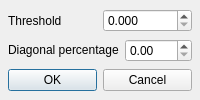
Old version of the form src/meshlabplugins/meshfilter/detacher.ui in the repository cnr-isti-vclab/meshlab.
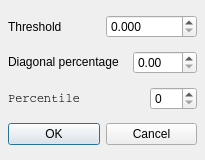
New version of the form. Icons and pictures are not drawn.

Commit message: Implemented percentile for detucher's dialog

What changed in the file:
```diff
--- a/src/meshlabplugins/meshfilter/detacher.ui
+++ b/src/meshlabplugins/meshfilter/detacher.ui
@@ -8,8 +8,8 @@
    <rect>
     <x>0</x>
     <y>0</y>
-    <width>200</width>
-    <height>100</height>
+    <width>205</width>
+    <height>160</height>
    </rect>
   </property>
   <property name="sizePolicy" >
@@ -22,8 +22,8 @@
   </property>
   <property name="minimumSize" >
    <size>
-    <width>200</width>
-    <height>100</height>
+    <width>16</width>
+    <height>16</height>
    </size>
   </property>
   <property name="windowTitle" >
@@ -39,6 +39,83 @@
    <property name="spacing" >
     <number>6</number>
    </property>
+   <item row="2" column="0" >
+    <layout class="QHBoxLayout" >
+     <property name="margin" >
+      <number>0</number>
+     </property>
+     <property name="spacing" >
+      <number>6</number>
+     </property>
+     <item>
+      <widget class="QLabel" name="label_2" >
+       <property name="text" >
+        <string>&lt;html>&lt;head>&lt;meta name=&quot;qrichtext&quot; content=&quot;1&quot; />&lt;/head>&lt;body style=&quot; white-space: pre-wrap; font-family:MS Shell Dlg; font-weight:400; font-style:normal; text-decoration:none;&quot;>&lt;pre style=&quot; margin-top:12px; margin-bottom:12px; margin-left:0px; margin-right:0px; -qt-block-indent:0; text-indent:0px;&quot;>&lt;span style=&quot; font-family:Courier New,courier;&quot;>Percentile&lt;/span>&lt;/pre>&lt;/body>&lt;/html></string>
+       </property>
+      </widget>
+     </item>
+     <item>
+      <spacer>
+       <property name="orientation" >
+        <enum>Qt::Horizontal</enum>
+       </property>
+       <property name="sizeHint" >
+        <size>
+         <width>21</width>
+         <height>20</height>
+        </size>
+       </property>
+      </spacer>
+     </item>
+     <item>
+      <widget class="QSpinBox" name="percentileSB" >
+       <property name="maximum" >
+        <number>100</number>
+       </property>
+       <property name="minimum" >
+        <number>0</number>
+       </property>
+      </widget>
+     </item>
+    </layout>
+   </item>
+   <item row="1" column="0" >
+    <layout class="QHBoxLayout" >
+     <property name="margin" >
+      <number>0</number>
+     </property>
+     <property name="spacing" >
+      <number>6</number>
+     </property>
+     <item>
+      <widget class="QLabel" name="label" >
+       <property name="text" >
+        <string>&lt;html>&lt;head>&lt;meta name=&quot;qrichtext&quot; content=&quot;1&quot; />&lt;/head>&lt;body style=&quot; white-space: pre-wrap; font-family:MS Shell Dlg; font-weight:400; font-style:normal; text-decoration:none;&quot;>&lt;p style=&quot; margin-top:0px; margin-bottom:0px; margin-left:0px; margin-right:0px; -qt-block-indent:0; text-indent:0px;&quot;>&lt;span style=&quot; color:#000000;&quot;>Diagonal percentage&lt;/span>&lt;/p>&lt;/body>&lt;/html></string>
+       </property>
+      </widget>
+     </item>
+     <item>
+      <spacer>
+       <property name="orientation" >
+        <enum>Qt::Horizontal</enum>
+       </property>
+       <property name="sizeHint" >
+        <size>
+         <width>31</width>
+         <height>20</height>
+        </size>
+       </property>
+      </spacer>
+     </item>
+     <item>
+      <widget class="QDoubleSpinBox" name="percdiag" >
+       <property name="maximum" >
+        <double>100</double>
+       </property>
+      </widget>
+     </item>
+    </layout>
+   </item>
    <item row="0" column="0" >
     <layout class="QHBoxLayout" >
      <property name="margin" >
@@ -72,31 +149,7 @@
      </item>
     </layout>
    </item>
-   <item row="1" column="0" >
-    <layout class="QHBoxLayout" >
-     <property name="margin" >
-      <number>0</number>
-     </property>
-     <property name="spacing" >
-      <number>6</number>
-     </property>
-     <item>
-      <widget class="QLabel" name="label" >
-       <property name="text" >
-        <string>&lt;html>&lt;head>&lt;meta name=&quot;qrichtext&quot; content=&quot;1&quot; />&lt;/head>&lt;body style=&quot; white-space: pre-wrap; font-family:MS Shell Dlg; font-weight:400; font-style:normal; text-decoration:none;&quot;>&lt;p style=&quot; margin-top:0px; margin-bottom:0px; margin-left:0px; margin-right:0px; -qt-block-indent:0; text-indent:0px;&quot;>&lt;span style=&quot; color:#000000;&quot;>Diagonal percentage&lt;/span>&lt;/p>&lt;/body>&lt;/html></string>
-       </property>
-      </widget>
-     </item>
-     <item>
-      <widget class="QDoubleSpinBox" name="percdiag" >
-       <property name="maximum" >
-        <double>100</double>
-       </property>
-      </widget>
-     </item>
-    </layout>
-   </item>
-   <item row="2" column="0" >
+   <item row="3" column="0" >
     <layout class="QHBoxLayout" >
      <property name="margin" >
       <number>0</number>
@@ -121,32 +174,32 @@
     </layout>
    </item>
   </layout>
-  <widget class="QWidget" name="" >
+  <widget class="QWidget" name="widget" >
    <property name="geometry" >
     <rect>
      <x>10</x>
-     <y>10</y>
-     <width>181</width>
+     <y>50</y>
+     <width>182</width>
      <height>20</height>
     </rect>
    </property>
   </widget>
-  <widget class="QWidget" name="" >
+  <widget class="QWidget" name="widget_2" >
    <property name="geometry" >
     <rect>
-     <x>10</x>
-     <y>60</y>
-     <width>171</width>
+     <x>11</x>
+     <y>51</y>
+     <width>181</width>
      <height>20</height>
     </rect>
    </property>
   </widget>
-  <widget class="QWidget" name="" >
+  <widget class="QWidget" name="widget_3" >
    <property name="geometry" >
     <rect>
-     <x>20</x>
-     <y>40</y>
-     <width>151</width>
+     <x>12</x>
+     <y>50</y>
+     <width>181</width>
      <height>20</height>
     </rect>
    </property>
```
The commit also changes 2 other files.
